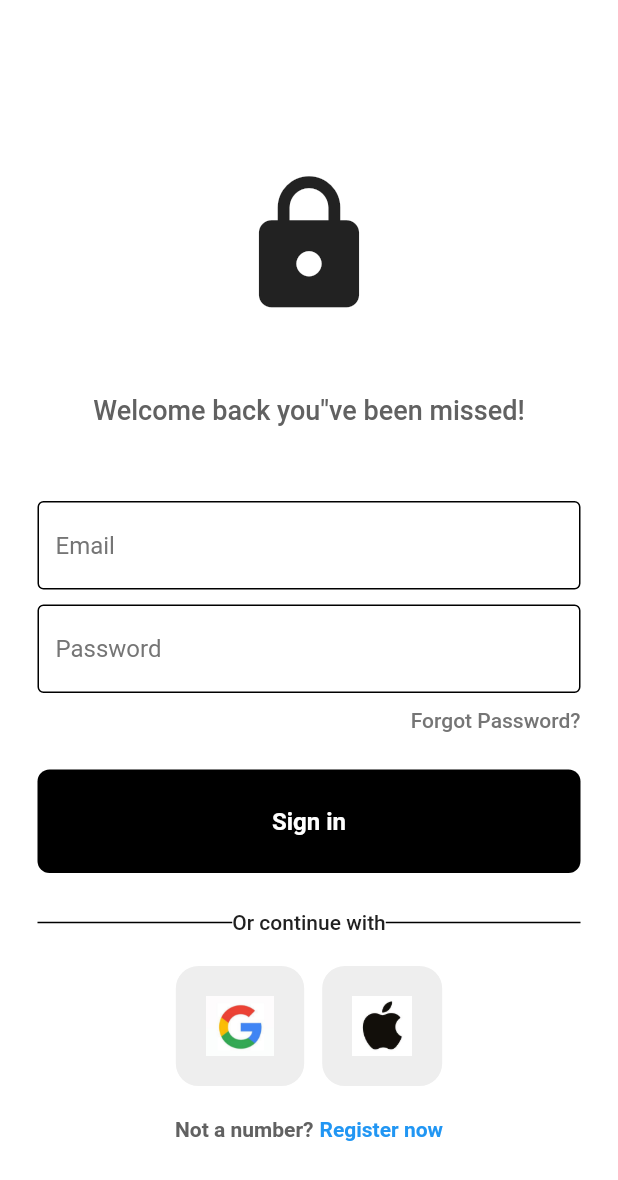
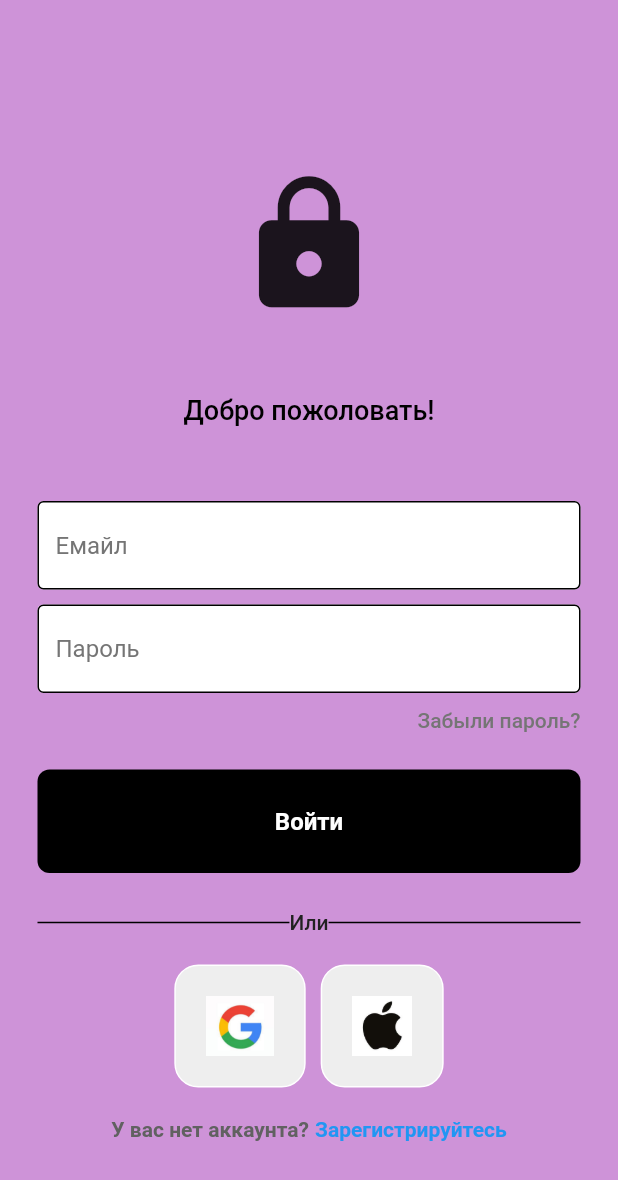
Before and after one commit to AiperiOrmonbekowa/login_firebase, a Flutter app: the screen it shows after launch, on a phone screen of 412 x 824 dp. Shown: the top 1180 px of the screen. Run offline on Flutter 3.47's test engine with Material 2 defaults, Android fonts, the phone set to English and light mode, and no system bars; our stand-ins replace firebase_auth, firebase_core; accounts and stored records are empty.

Commit message:
ui_changes

```diff
--- a/lib/app/app.dart
+++ b/lib/app/app.dart
@@ -1,7 +1,5 @@
 import 'package:flutter/material.dart';
-
 import '../pages/auth_page.dart';
-import '../pages/login_page.dart';
 
 class MyApp extends StatelessWidget {
   const MyApp({super.key});
@@ -14,7 +12,7 @@ class MyApp extends StatelessWidget {
       theme: ThemeData(
         primarySwatch: Colors.blue,
       ),
-      home:const AuthPage(),
+      home: const AuthPage(),
     );
   }
 }
--- a/lib/components/my_button.dart
+++ b/lib/components/my_button.dart
@@ -19,7 +19,7 @@ class MyButton extends StatelessWidget {
             color: Colors.black, borderRadius: BorderRadius.circular(8)),
         child: const Center(
           child: Text(
-            'Sign in',
+            'Войти',
             style: TextStyle(
               color: Colors.white,
               fontWeight: FontWeight.bold,
--- a/lib/pages/auth_page.dart
+++ b/lib/pages/auth_page.dart
@@ -1,5 +1,4 @@
 import 'package:firebase_auth/firebase_auth.dart';
-import 'package:firebase_core/firebase_core.dart';
 import 'package:flutter/material.dart';
 import 'package:login_flutter/pages/home_page.dart';
 import 'package:login_flutter/pages/login_page.dart';
@@ -10,14 +9,15 @@ class AuthPage extends StatelessWidget {
   @override
   Widget build(BuildContext context) {
     return Scaffold(
-      body: StreamBuilder<User?>(stream: FirebaseAuth.instance.authStateChanges(),
-      builder: (context,snapshot){
-        if(snapshot.hasData){
-          return HomePage();
-        }else{
-          return LoginPage();
-        }
-      },
+      body: StreamBuilder<User?>(
+        stream: FirebaseAuth.instance.authStateChanges(),
+        builder: (context, snapshot) {
+          if (snapshot.hasData) {
+            return const HomePage();
+          } else {
+            return LoginPage();
+          }
+        },
       ),
     );
   }
--- a/lib/pages/home_page.dart
+++ b/lib/pages/home_page.dart
@@ -5,8 +5,10 @@ class HomePage extends StatelessWidget {
 
   @override
   Widget build(BuildContext context) {
-    return Scaffold(
-      body: Center(child: Text('LOGED IN'),),
+    return const Scaffold(
+      body: Center(
+        child: Text('LOGED IN'),
+      ),
     );
   }
 }
--- a/lib/pages/login_page.dart
+++ b/lib/pages/login_page.dart
@@ -17,7 +17,7 @@ class LoginPage extends StatelessWidget {
   @override
   Widget build(BuildContext context) {
     return Scaffold(
-      backgroundColor: Colors.white,
+      backgroundColor: Colors.purple[200],
       body: SafeArea(
         child: Center(
           child: Column(
@@ -33,11 +33,11 @@ class LoginPage extends StatelessWidget {
               const SizedBox(
                 height: 50,
               ),
-              Text(
-                "Welcome back you\"ve been missed!",
+              const Text(
+                "Добро пожоловать!",
                 style: TextStyle(
                     fontSize: 18,
-                    color: Colors.grey[700],
+                    color: Colors.black,
                     fontWeight: FontWeight.w500),
               ),
               const SizedBox(
@@ -45,7 +45,7 @@ class LoginPage extends StatelessWidget {
               ),
               MyTextField(
                 controller: emailController,
-                hinText: 'Email',
+                hinText: 'Емайл',
                 obscureText: false,
               ),
               const SizedBox(
@@ -53,7 +53,7 @@ class LoginPage extends StatelessWidget {
               ),
               MyTextField(
                 controller: passwordController,
-                hinText: 'Password',
+                hinText: 'Пароль',
                 obscureText: true,
               ),
               const SizedBox(
@@ -65,7 +65,7 @@ class LoginPage extends StatelessWidget {
                   mainAxisAlignment: MainAxisAlignment.end,
                   children: [
                     Text(
-                      'Forgot Password?',
+                      'Забыли пароль?',
                       style: TextStyle(
                           color: Colors.grey[600], fontWeight: FontWeight.w500),
                     ),
@@ -92,7 +92,7 @@ class LoginPage extends StatelessWidget {
                       ),
                     ),
                     Text(
-                      'Or continue with',
+                      'Или',
                       style: TextStyle(
                           color: Colors.grey[900], fontWeight: FontWeight.w500),
                     ),
@@ -127,7 +127,7 @@ class LoginPage extends StatelessWidget {
                 mainAxisAlignment: MainAxisAlignment.center,
                 children: [
                   Text(
-                    'Not a number?',
+                    'У вас нет аккаунта?',
                     style: TextStyle(
                         color: Colors.grey[700], fontWeight: FontWeight.bold),
                   ),
@@ -135,7 +135,7 @@ class LoginPage extends StatelessWidget {
                     width: 4,
                   ),
                   const Text(
-                    'Register now',
+                    'Зарегистрируйтесь',
                     style: TextStyle(
                         color: Colors.blue, fontWeight: FontWeight.bold),
                   ),
```
